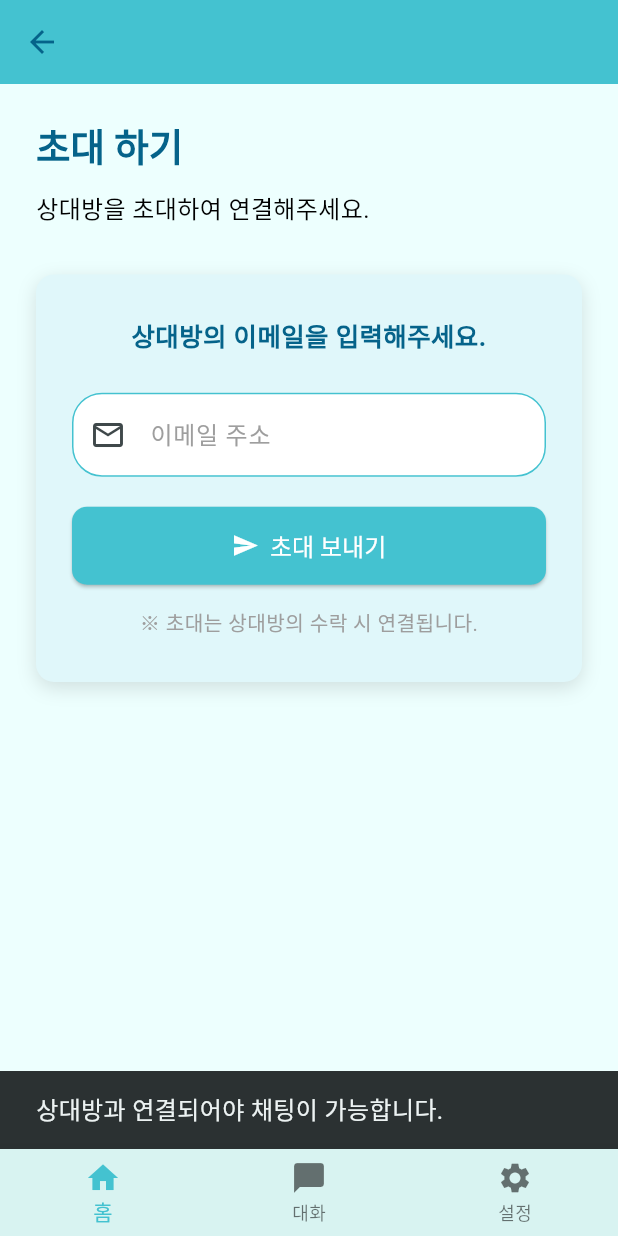
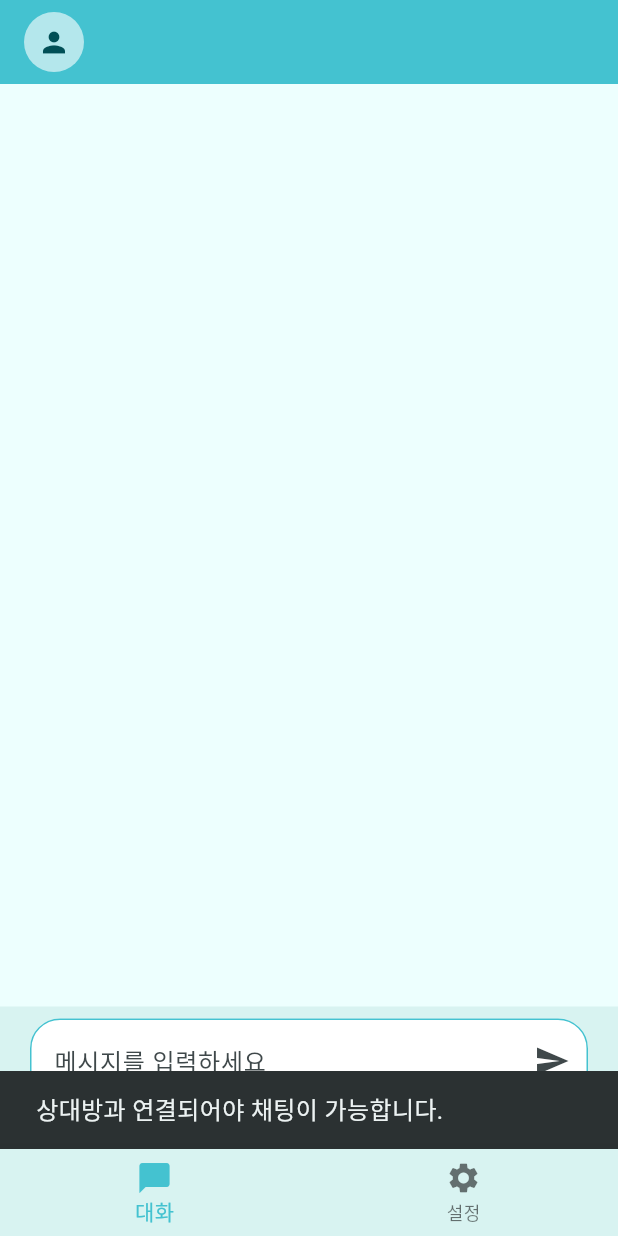
Before and after one commit to yuju-k/happy_wave, a Flutter app: the HomePage screen opened by its route, item 2 of the bottom bar chosen, on a phone screen of 412 x 824 dp. Run offline on Flutter 3.47's test engine with Material 3 defaults, Android fonts, the phone set to English and light mode, and no system bars; our stand-ins replace cloud_firestore, firebase_auth, firebase_core, firebase_storage, firebase_vertexai, flutter_chat_types and 2 more; accounts and stored records are empty.

Commit message:
homepage 수정

```diff
--- a/lib/chat/chat_page.dart
+++ b/lib/chat/chat_page.dart
@@ -86,9 +86,8 @@ class _ChatPageState extends State<ChatPage> {
       appBar: AppBar(
         title: Text(_otherUserName ?? ''),
         centerTitle: true,
-        actions: [
-          Padding(
-            padding: const EdgeInsets.only(right: 16.0),
+        leading: Padding(
+          padding: const EdgeInsets.only(left: 16.0),
           child:
               _otherProfileImage != null
                   ? CircleAvatar(
@@ -101,7 +100,6 @@ class _ChatPageState extends State<ChatPage> {
                     child: Icon(Icons.person, size: 22),
                   ),
         ),
-        ],
       ),
       body: Column(
         children: [
--- a/lib/home.dart
+++ b/lib/home.dart
@@ -63,11 +63,6 @@ class _HomePageState extends State<HomePage> {
         ).showSnackBar(const SnackBar(content: Text("상대방과 연결되어야 채팅이 가능합니다.")));
         return;
       }
-      Navigator.push(
-        context,
-        MaterialPageRoute(builder: (context) => const ChatPage()),
-      );
-      return;
     }
 
     setState(() {
@@ -77,11 +72,7 @@ class _HomePageState extends State<HomePage> {
 
   @override
   Widget build(BuildContext context) {
-    final List<Widget> pages = [
-      _buildHomeTab(),
-      _nullPage(),
-      const SettingsPage(),
-    ];
+    final List<Widget> pages = [const ChatPage(), const SettingsPage()];
 
     return Scaffold(
       body: pages[_selectedIndex],
@@ -89,7 +80,6 @@ class _HomePageState extends State<HomePage> {
         currentIndex: _selectedIndex,
         onTap: _onItemTapped,
         items: const [
-          BottomNavigationBarItem(icon: Icon(Icons.home), label: '홈'),
           BottomNavigationBarItem(
             icon: Icon(Icons.chat_bubble_rounded),
             label: '대화',
@@ -160,8 +150,4 @@ class _HomePageState extends State<HomePage> {
       ),
     );
   }
-
-  Widget _nullPage() {
-    return const Center(child: Text("😊"));
-  }
 }
```
Lines whose indentation alone changed are shown as unchanged.
